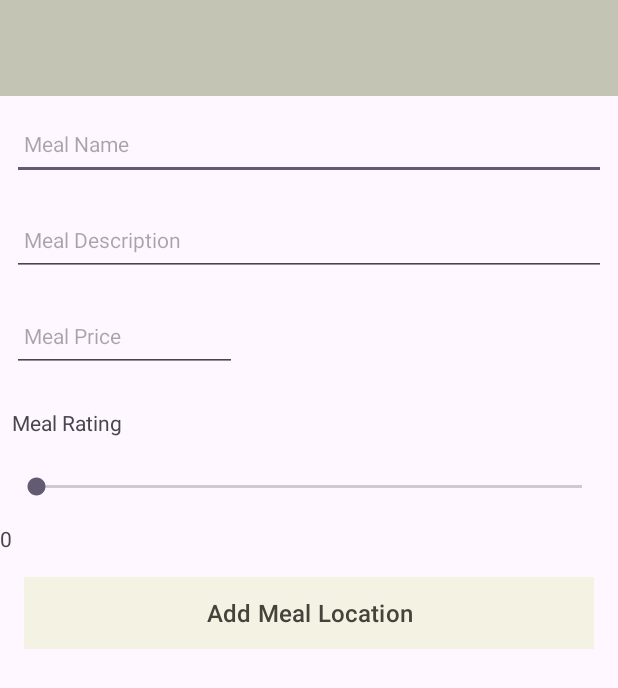
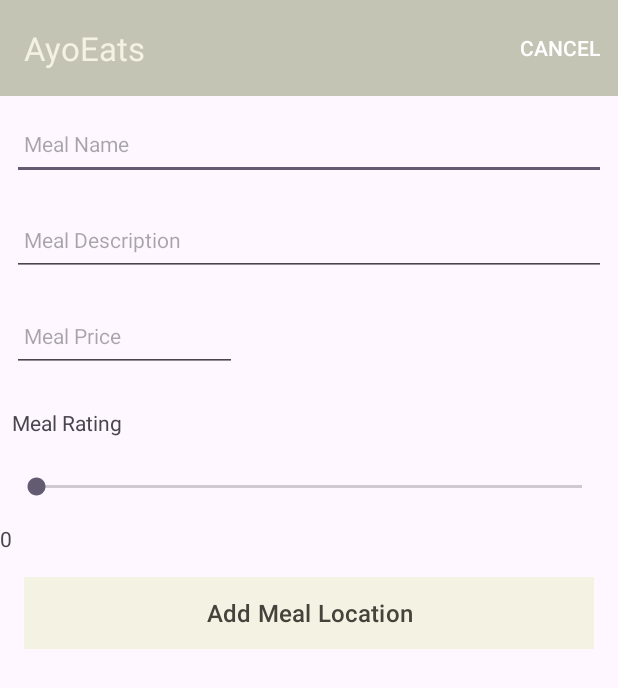
Before and after one commit to ayo-codes/Ayo-Eats-Android, an Android app: the MealLocationActivity screen opened directly, with no data from a screen before it, on a phone screen of 412 x 824 dp. Shown: the top 688 px of the screen. Run offline under Robolectric (Android 15) with nearby library versions, the phone set to English and light mode, and no system bars; our stand-ins replace Timber; 1 statement that could not run was skipped.

Commit message:
created a menu on MealLocationActivity with cancel button

```diff
--- a/app/src/main/java/org/wit/ayoeats/activities/MealLocationActivity.kt
+++ b/app/src/main/java/org/wit/ayoeats/activities/MealLocationActivity.kt
@@ -2,9 +2,12 @@ package org.wit.ayoeats.activities
 
 import androidx.appcompat.app.AppCompatActivity
 import android.os.Bundle
+import android.view.Menu
+import android.view.MenuItem
 import android.widget.SeekBar
 import android.widget.SeekBar.OnSeekBarChangeListener
 import com.google.android.material.snackbar.Snackbar
+import org.wit.ayoeats.R
 import org.wit.ayoeats.databinding.ActivityMealLocationBinding
 import org.wit.ayoeats.main.MainApp
 import org.wit.ayoeats.models.MealLocationModel
@@ -26,6 +29,10 @@ class MealLocationActivity : AppCompatActivity() {
         binding =
             ActivityMealLocationBinding.inflate(layoutInflater) // set the variable binding to what is returned from the layout inflater, which is the whole layout
         setContentView(binding.root) // sets the contentView to the root property of what is returned from the layoutInflater, which is usually the whole view
+
+        //menu toolbar binding
+        binding.toolbarAdd.title = title // sets title to title of the app
+        setSupportActionBar(binding.toolbarAdd)
 
         app = application as MainApp // This is where we initialise the lateinit from above
 
@@ -52,6 +59,7 @@ class MealLocationActivity : AppCompatActivity() {
 
         })
 
+
         binding.btnAdd.setOnClickListener {
             // No need for var or val keyword since eatLocation was set to var above, note this for properties of classes
             mealLocation.mealName = binding.mealName.text.toString() // gets the text inside mealName and converts it to a string
@@ -77,4 +85,19 @@ class MealLocationActivity : AppCompatActivity() {
             i("this is the mealLocation on its own  ${mealLocation.toString()}")
         }
     }
+
+    // Creates the menu
+    override fun onCreateOptionsMenu(menu: Menu?): Boolean {
+        menuInflater.inflate(R.menu.menu_meal_location , menu)
+        return super.onCreateOptionsMenu(menu)
+    }
+
+    override fun onOptionsItemSelected(item: MenuItem): Boolean {
+        when (item.itemId) {
+            R.id.item_cancel -> {
+                finish()
+            }
+        }
+        return super.onOptionsItemSelected(item)
+    }
 }
--- /dev/null
+++ b/app/src/main/res/menu/menu_meal_location.xml
@@ -0,0 +1,8 @@
+<?xml version="1.0" encoding="utf-8"?>
+<menu xmlns:android="http://schemas.android.com/apk/res/android"
+    xmlns:app="http://schemas.android.com/apk/res-auto">
+
+    <item android:id="@+id/item_cancel"
+        android:title="@string/menu_cancelMealLocation"
+        app:showAsAction="always" />
+</menu>
--- a/app/src/main/res/values/strings.xml
+++ b/app/src/main/res/values/strings.xml
@@ -8,4 +8,5 @@
     <string name="textview_rate_label">Current Rating</string>
     <string name="textview_rating_progress">0</string>
     <string name="menu_addMealLocation">Add</string>
+    <string name="menu_cancelMealLocation">Cancel</string>
 </resources>
--- a/gradle.properties
+++ b/gradle.properties
@@ -1,4 +1,4 @@
-# Project-wide Gradle settings.
+ # Project-wide Gradle settings.
 # IDE (e.g. Android Studio) users:
 # Gradle settings configured through the IDE *will override*
 # any settings specified in this file.
```
